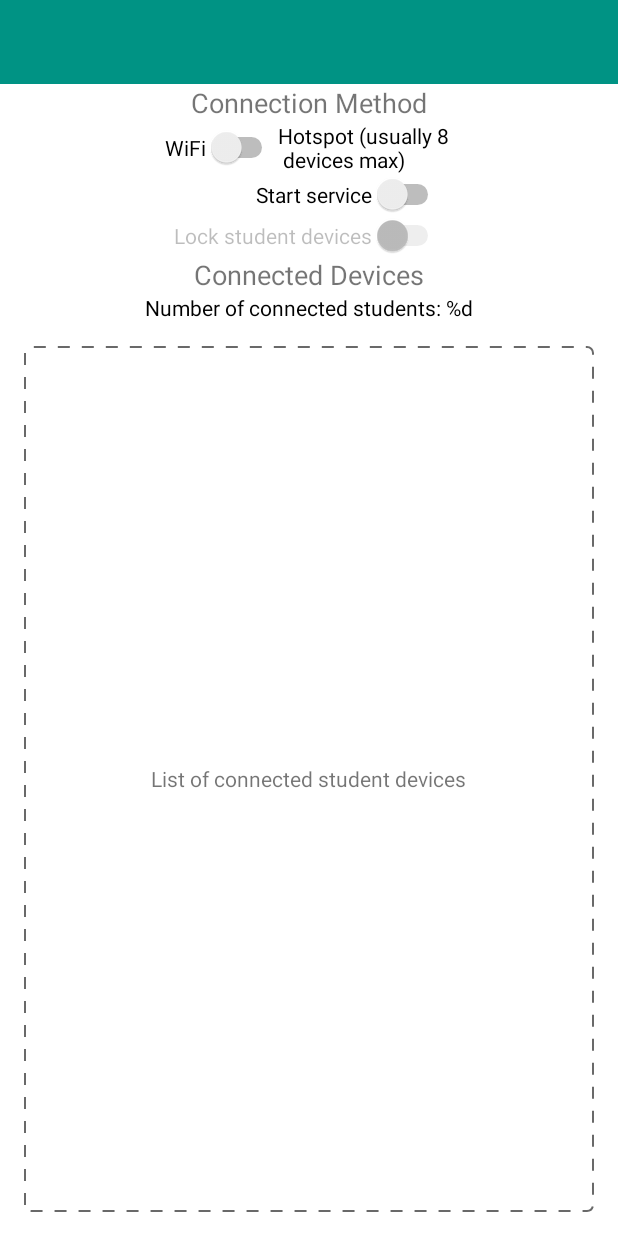
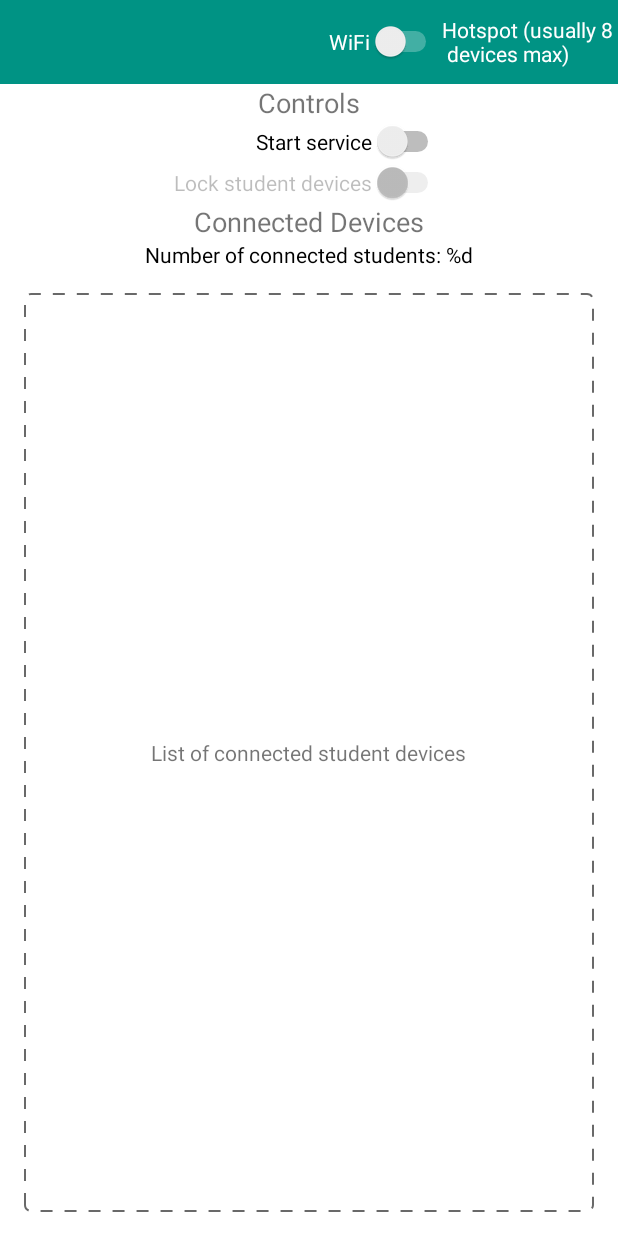
Before and after one commit to Xerusial/EEM, an Android app: the LockActivity screen opened directly, with no data from a screen before it, on a phone screen of 412 x 824 dp. Run offline under Robolectric (Android 15) with nearby library versions, the phone set to English and light mode, and no system bars; libraries missing offline, so code that uses them is left out: uk.co.deanwild; 13 statements that could not run were skipped.

Commit message:
[EEM][BUG] Fixed not all documents ok dialog.
Signed-off-by: Jan Siegmund <jsiegmun@hm.edu>

```diff
--- a/src/build.gradle
+++ b/src/build.gradle
@@ -6,7 +6,7 @@ buildscript {
         jcenter()
     }
     dependencies {
-        classpath 'com.android.tools.build:gradle:3.5.0'
+        classpath 'com.android.tools.build:gradle:3.5.1'
 
         // NOTE: Do not place your application dependencies here; they belong
         // in the individual module build.gradle files
--- a/src/eem_host/src/main/java/edu/hm/eem_host/net/HostProtocolService.java
+++ b/src/eem_host/src/main/java/edu/hm/eem_host/net/HostProtocolService.java
@@ -313,6 +313,7 @@ public class HostProtocolService extends Service {
                             break;
                         case ALL_DOC_ACCEPTED:
                             item.selected = true;
+                            model.getLivedata().selectionCounter++;
                             model.getLivedata().notifyObserversMeta();
                             break;
                         case NOTIFICATIONDRAWER_PULLED:
--- a/src/eem_host/src/main/java/edu/hm/eem_host/view/LockActivity.java
+++ b/src/eem_host/src/main/java/edu/hm/eem_host/view/LockActivity.java
@@ -194,7 +194,7 @@ public class LockActivity extends AppCompatActivity
             switchSetEnabled(swLock, false);
             hostProtocolService.locked = false;
         }
-        hotspotCredentials.setVisibility(enable ? View.GONE : View.VISIBLE);
+        hotspotCredentials.setVisibility(!enable && swUseHotspot.isChecked() ? View.VISIBLE : View.GONE);
     }
 
     /**
--- a/src/eem_host/src/main/res/layout/activity_lock.xml
+++ b/src/eem_host/src/main/res/layout/activity_lock.xml
@@ -26,7 +26,7 @@
         android:visibility="gone"
         app:layout_constraintLeft_toLeftOf="parent"
         app:layout_constraintRight_toRightOf="parent"
-        app:layout_constraintTop_toBottomOf="@id/sw_use_hotspot_wrapper">
+        app:layout_constraintTop_toBottomOf="@id/header_con_method">
 
         <TextView
             android:id="@+id/header_net_name"
@@ -51,32 +51,6 @@
             android:layout_width="wrap_content"
             android:layout_height="wrap_content"
             android:text="@string/blank" />
-    </LinearLayout>
-
-    <LinearLayout
-        android:id="@+id/sw_use_hotspot_wrapper"
-        android:layout_width="wrap_content"
-        android:layout_height="wrap_content"
-        android:orientation="horizontal"
-        app:layout_constraintLeft_toLeftOf="parent"
-        app:layout_constraintRight_toRightOf="parent"
-        app:layout_constraintTop_toBottomOf="@id/header_con_method">
-
-        <Switch
-            android:id="@+id/sw_use_hotspot"
-            android:layout_width="wrap_content"
-            android:layout_height="wrap_content"
-            android:layout_gravity="center_vertical"
-            android:text="@string/wifi" />
-
-        <TextView
-            android:id="@+id/wifi"
-            android:layout_width="wrap_content"
-            android:layout_height="wrap_content"
-            android:lines="2"
-            android:text="@string/hotspot"
-            android:textColor="@color/black" />
-
     </LinearLayout>
 
     <Switch
@@ -136,7 +110,33 @@
         android:minHeight="?attr/actionBarSize"
         android:theme="@style/ThemeOverlay.AppCompat.Dark.ActionBar"
         app:layout_constraintTop_toTopOf="parent"
-        tools:title="ExamTitle" />
+        tools:title="ExamTitle">
+
+        <LinearLayout
+            android:id="@+id/sw_use_hotspot_wrapper"
+            android:layout_width="wrap_content"
+            android:layout_height="wrap_content"
+            android:orientation="horizontal"
+            android:layout_gravity="right">
+
+            <Switch
+                android:id="@+id/sw_use_hotspot"
+                android:layout_width="wrap_content"
+                android:layout_height="wrap_content"
+                android:layout_gravity="center_vertical"
+                android:text="@string/wifi" />
+
+            <TextView
+                android:id="@+id/wifi"
+                android:layout_width="wrap_content"
+                android:layout_height="wrap_content"
+                android:lines="2"
+                android:text="@string/hotspot"
+                android:textColor="@color/white" />
+
+        </LinearLayout>
+
+    </android.widget.Toolbar>
 
     <fragment
         android:id="@+id/student_list"
--- a/src/eem_library/src/main/java/edu/hm/eem_library/model/SelectableSortableItemLiveData.java
+++ b/src/eem_library/src/main/java/edu/hm/eem_library/model/SelectableSortableItemLiveData.java
@@ -13,7 +13,7 @@ import java.util.Objects;
  * @param <T> Type of SelectableSortableItem
  */
 public class SelectableSortableItemLiveData<V, T extends SelectableSortableItem<V>> extends SortableItemLiveData<V, T> {
-    int selectionCounter;
+    public int selectionCounter;
 
     /**
      * Constructor
--- a/src/eem_library/src/main/res/values/strings.xml
+++ b/src/eem_library/src/main/res/values/strings.xml
@@ -45,7 +45,7 @@
     <string name="edit">Edit</string>
     <string name="exam_name">Name of Exam:</string>
     <string name="exam_server">Exam Server: %s</string>
-    <string name="exam_server_text">Exam Server of exam %s is currently running!</string>
+    <string name="exam_server_text">Exam server of exam %s is currently running!</string>
     <string name="from_file">file</string>
     <string name="from_page_number">number of pages</string>
     <string name="global_header">E-Reader Exam Mode Platform</string>
@@ -58,7 +58,7 @@
     <string name="imagedescription_thumbnail">Thumbnail of the document</string>
     <string name="incorrect_document">Incorrect document!</string>
     <string name="label_condev">Connected Devices</string>
-    <string name="label_conmethod">Connection Method</string>
+    <string name="label_conmethod">Controls</string>
     <string name="library_name">EEM Library</string>
     <string name="lighthouse">Lighthouse</string>
     <string name="loading_documents">Loading large document…</string>
```
